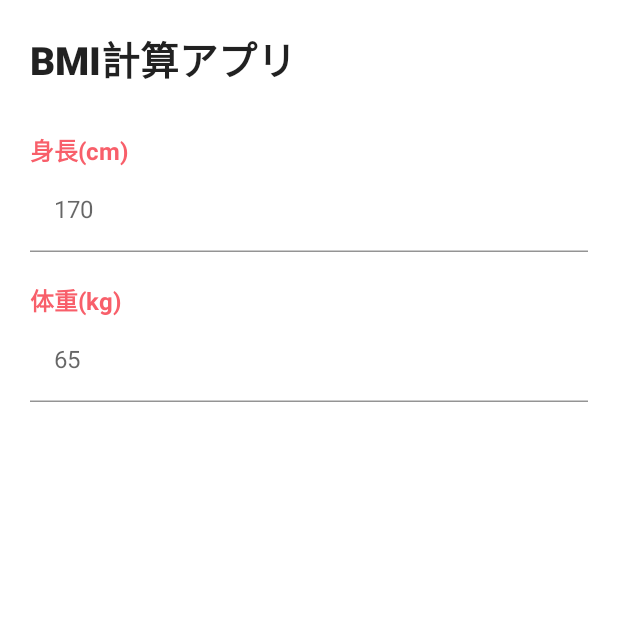
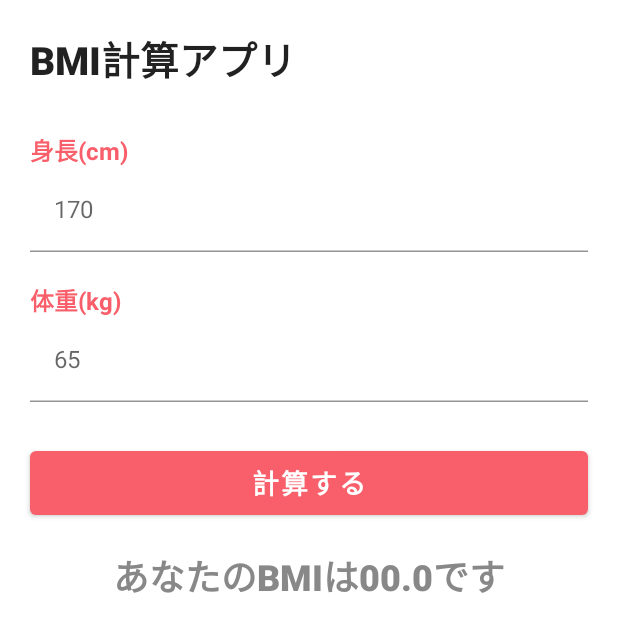
Before and after one commit to masato1230/udemy_JetBMICalculator, an Android app built with Jetpack Compose: the screen it shows after launch (MainActivity), on a phone screen of 412 x 824 dp. Shown: the top 632 px of the screen. Run offline under Robolectric (Android 15) with nearby library versions, the phone set to English and light mode, and no system bars.

Commit message:
6_add_button_and_result

```diff
--- a/app/src/main/java/com/example/jetbmicalculator/MainActivity.kt
+++ b/app/src/main/java/com/example/jetbmicalculator/MainActivity.kt
@@ -12,6 +12,7 @@ import androidx.compose.ui.Modifier
 import androidx.compose.ui.graphics.Color
 import androidx.compose.ui.text.font.FontWeight
 import androidx.compose.ui.text.input.KeyboardType
+import androidx.compose.ui.text.style.TextAlign
 import androidx.compose.ui.tooling.preview.Preview
 import androidx.compose.ui.unit.dp
 import androidx.compose.ui.unit.sp
@@ -54,6 +55,34 @@ class MainActivity : ComponentActivity() {
                             label = "体重(kg)",
                             placeholder = "65",
                         )
+                        Spacer(modifier = Modifier.height(30.dp))
+
+                        // 計算する
+                        Button(
+                            onClick = { /*TODO*/ },
+                            modifier = Modifier.fillMaxWidth(),
+                            colors = ButtonDefaults.buttonColors(
+                                backgroundColor = Color(0xFFF85F6A)
+                            ),
+                        ) {
+                            Text(
+                                text = "計算する",
+                                color = Color.White,
+                                fontSize = 18.sp,
+                                fontWeight = FontWeight.Bold,
+                            )
+                        }
+                        Spacer(modifier = Modifier.height(20.dp))
+
+                        // 結果表示テキスト
+                        Text(
+                            text = "あなたのBMIは00.0です",
+                            modifier = Modifier.fillMaxWidth(),
+                            textAlign = TextAlign.Center,
+                            color = Color.Gray,
+                            fontSize = 24.sp,
+                            fontWeight = FontWeight.ExtraBold,
+                        )
                     }
                 }
             }
```
